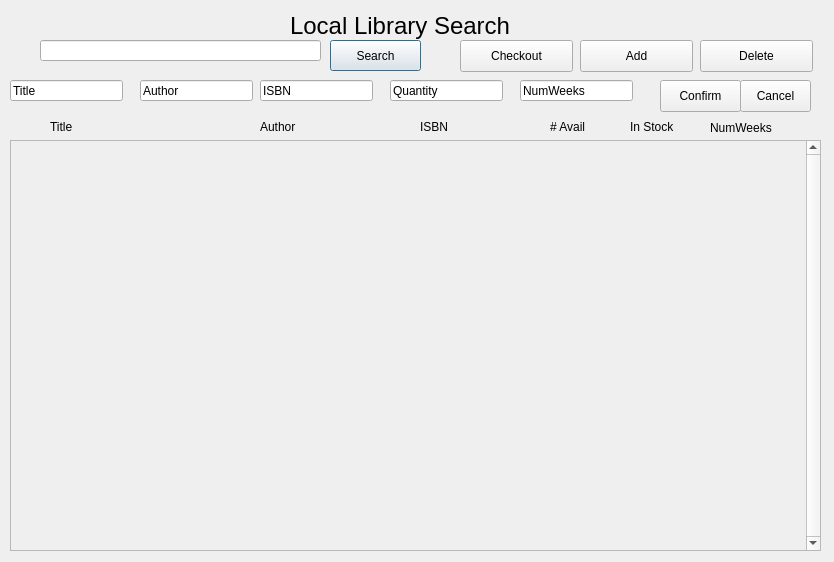
josfire18/LibrarySystem, file LibrarySystem/authorizedwindow.ui: the form before one commit.
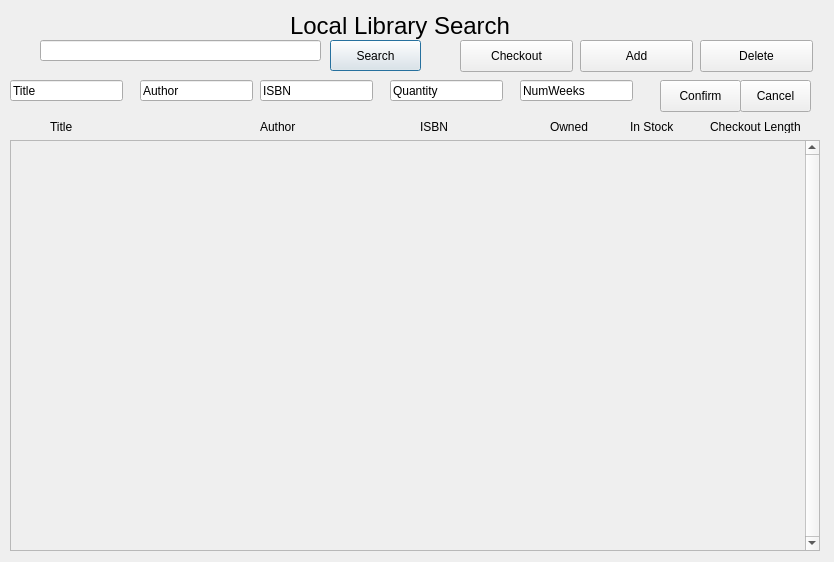
The form after the commit.

Commit message: Realignment of Labels

The edit to the form file:
```diff
--- a/LibrarySystem/authorizedwindow.ui
+++ b/LibrarySystem/authorizedwindow.ui
@@ -65,7 +65,7 @@
     </rect>
    </property>
    <property name="text">
-    <string># Avail</string>
+    <string>Owned</string>
    </property>
   </widget>
   <widget class="QLineEdit" name="txtSearch">
@@ -127,7 +127,7 @@
     <rect>
      <x>10</x>
      <y>140</y>
-     <width>811</width>
+     <width>810</width>
      <height>411</height>
     </rect>
    </property>
@@ -142,7 +142,7 @@
      <rect>
       <x>0</x>
       <y>0</y>
-      <width>794</width>
+      <width>793</width>
       <height>409</height>
      </rect>
     </property>
@@ -273,12 +273,12 @@
     <rect>
      <x>710</x>
      <y>120</y>
-     <width>81</width>
-     <height>16</height>
+     <width>120</width>
+     <height>13</height>
     </rect>
    </property>
    <property name="text">
-    <string>NumWeeks</string>
+    <string>Checkout Length</string>
    </property>
   </widget>
   <widget class="QLineEdit" name="NewBook_Weeks">
```
The commit also changes 6 other files.
